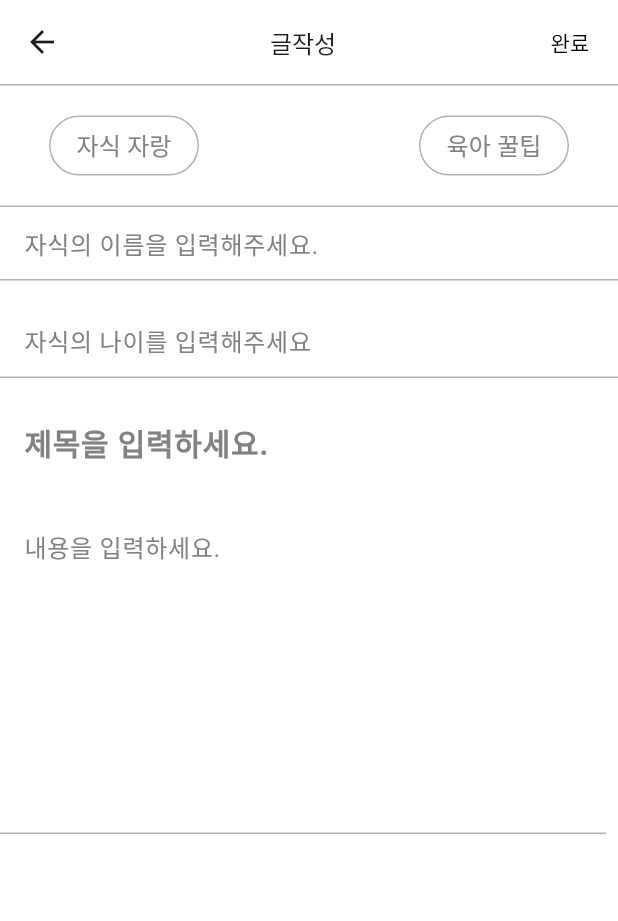
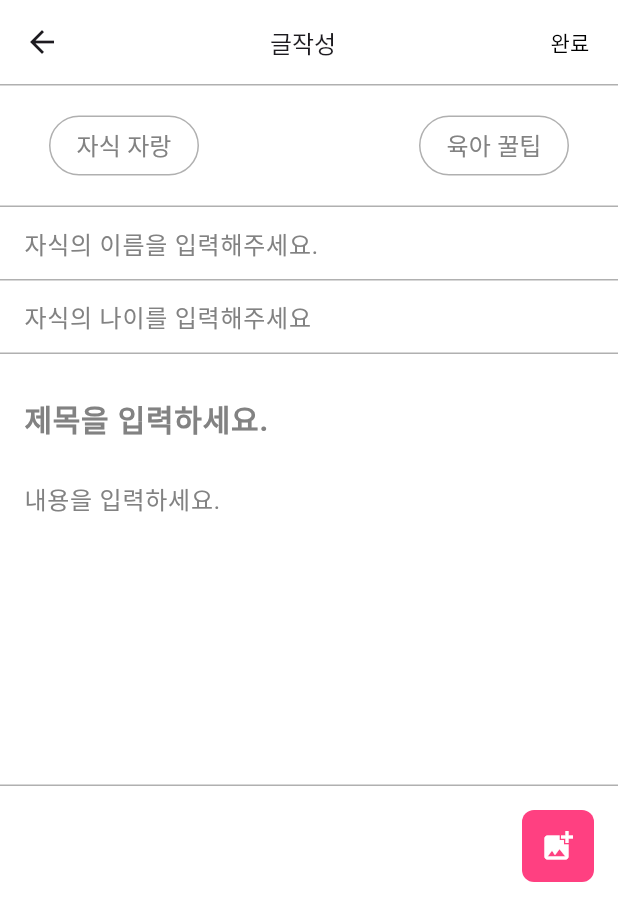
Before and after one commit to TUK-PETSTORY/flutter, a Flutter app: the PostEdit screen opened directly, on a phone screen of 412 x 824 dp. Shown: the top 921 px of the screen. Run offline on Flutter 3.47's test engine with Material 3 defaults, Android fonts, the phone set to English and light mode, and no system bars; our stand-ins replace get; network calls fail; Roboto replaces fonts that are missing (MainFont).

Commit message:
[publishing] 이미지 등록 버튼 추가

```diff
--- a/lib/src/screens/postedit.dart
+++ b/lib/src/screens/postedit.dart
@@ -42,21 +42,19 @@ class _PostEditState extends State<PostEdit> {
         child: Column(
           crossAxisAlignment: CrossAxisAlignment.start,
           children: [
-            // 앱바와 본문 사이에 선 추가
             Container(
               color: Color(0xFFB0B0B0), // 선의 색상
               height: 1.0, // 선의 두께
             ),
             SizedBox(height: 16), // 앱바와 버튼 사이의 여백
 
-            // 자식 자랑 또는 육아 꿀팁 버튼 선택
             Column(
               children: [
                 Row(
                   mainAxisAlignment: MainAxisAlignment.spaceAround,
                   children: [
                     SizedBox(
-                      width: 100, // 버튼의 고정 너비
+                      width: 100,
                       child: TextButton(
                         onPressed: () {
                           setState(() {
@@ -68,7 +66,7 @@ class _PostEditState extends State<PostEdit> {
                               MaterialStateProperty.resolveWith<Color?>(
                                   (state) {
                             if (state.contains(MaterialState.pressed)) {
-                              return Color(0xFFFF4081); // 눌림 상태의 배경 색상
+                              return Color(0xFFFF4081);
                             }
                             return _selectedCategory == '자식 자랑'
                                 ? Color(0xFFFF4081)
@@ -78,7 +76,7 @@ class _PostEditState extends State<PostEdit> {
                               MaterialStateProperty.resolveWith<Color?>(
                                   (state) {
                             if (state.contains(MaterialState.hovered)) {
-                              return Colors.white; // 호버 상태의 글자 색상
+                              return Colors.white;
                             }
                             return _selectedCategory == '자식 자랑'
                                 ? Colors.white
@@ -94,8 +92,8 @@ class _PostEditState extends State<PostEdit> {
                           side: MaterialStateProperty.resolveWith<BorderSide>(
                               (state) {
                             return BorderSide(
-                              color: Color(0xFFB0B0B0), // 테두리 색상 연하게 조정
-                              width: 1.0, // 테두리 두께
+                              color: Color(0xFFB0B0B0),
+                              width: 1.0,
                             );
                           }),
                         ),
@@ -108,7 +106,7 @@ class _PostEditState extends State<PostEdit> {
                     ),
                     SizedBox(width: 16),
                     SizedBox(
-                      width: 100, // 버튼의 고정 너비
+                      width: 100,
                       child: TextButton(
                         onPressed: () {
                           setState(() {
@@ -120,7 +118,7 @@ class _PostEditState extends State<PostEdit> {
                               MaterialStateProperty.resolveWith<Color?>(
                                   (state) {
                             if (state.contains(MaterialState.pressed)) {
-                              return Color(0xFFFF4081); // 눌림 상태의 배경 색상
+                              return Color(0xFFFF4081);
                             }
                             return _selectedCategory == '육아 꿀팁'
                                 ? Color(0xFFFF4081)
@@ -130,7 +128,7 @@ class _PostEditState extends State<PostEdit> {
                               MaterialStateProperty.resolveWith<Color?>(
                                   (state) {
                             if (state.contains(MaterialState.hovered)) {
-                              return Colors.white; // 호버 상태의 글자 색상
+                              return Colors.white;
                             }
                             return _selectedCategory == '육아 꿀팁'
                                 ? Colors.white
@@ -146,8 +144,8 @@ class _PostEditState extends State<PostEdit> {
                           side: MaterialStateProperty.resolveWith<BorderSide>(
                               (state) {
                             return BorderSide(
-                              color: Color(0xFFB0B0B0), // 테두리 색상 연하게 조정
-                              width: 1.0, // 테두리 두께
+                              color: Color(0xFFB0B0B0),
+                              width: 1.0,
                             );
                           }),
                         ),
@@ -161,15 +159,13 @@ class _PostEditState extends State<PostEdit> {
                   ],
                 ),
                 SizedBox(height: 16),
-                // 버튼들 아래에 선 추가
                 Container(
-                  color: Color(0xFFB0B0B0), // 선의 색상
-                  height: 1.0, // 선의 두께
-                ), // 버튼 아래와 입력 필드 사이의 여백
+                  color: Color(0xFFB0B0B0),
+                  height: 1.0,
+                ),
               ],
             ),
 
-            // 자식의 이름 입력
             TextFormField(
               decoration: InputDecoration(
                 hintText: '자식의 이름을 입력해주세요.',
@@ -178,13 +174,13 @@ class _PostEditState extends State<PostEdit> {
                 contentPadding:
                     EdgeInsets.symmetric(vertical: 12.0, horizontal: 16.0),
                 border: UnderlineInputBorder(
-                  borderSide: BorderSide(color: Color(0xFFB0B0B0)), // 색상 연하게 조정
+                  borderSide: BorderSide(color: Color(0xFFB0B0B0)),
                 ),
                 focusedBorder: UnderlineInputBorder(
-                  borderSide: BorderSide(color: Color(0xFFB0B0B0)), // 색상 연하게 조정
+                  borderSide: BorderSide(color: Color(0xFFB0B0B0)),
                 ),
                 enabledBorder: UnderlineInputBorder(
-                  borderSide: BorderSide(color: Color(0xFFB0B0B0)), // 색상 연하게 조정
+                  borderSide: BorderSide(color: Color(0xFFB0B0B0)),
                 ),
               ),
               onChanged: (value) {
@@ -193,8 +189,6 @@ class _PostEditState extends State<PostEdit> {
                 });
               },
             ),
-            SizedBox(height: 16),
-            // 자식의 나이 입력
             TextFormField(
               decoration: InputDecoration(
                 hintText: '자식의 나이를 입력해주세요',
@@ -203,13 +197,13 @@ class _PostEditState extends State<PostEdit> {
                 contentPadding:
                     EdgeInsets.symmetric(vertical: 12.0, horizontal: 16.0),
                 border: UnderlineInputBorder(
-                  borderSide: BorderSide(color: Color(0xFFB0B0B0)), // 색상 연하게 조정
+                  borderSide: BorderSide(color: Color(0xFFB0B0B0)),
                 ),
                 focusedBorder: UnderlineInputBorder(
-                  borderSide: BorderSide(color: Color(0xFFB0B0B0)), // 색상 연하게 조정
+                  borderSide: BorderSide(color: Color(0xFFB0B0B0)),
                 ),
                 enabledBorder: UnderlineInputBorder(
-                  borderSide: BorderSide(color: Color(0xFFB0B0B0)), // 색상 연하게 조정
+                  borderSide: BorderSide(color: Color(0xFFB0B0B0)),
                 ),
               ),
               keyboardType: TextInputType.number,
@@ -220,7 +214,6 @@ class _PostEditState extends State<PostEdit> {
               },
             ),
             SizedBox(height: 16),
-            // 제목 입력
             TextFormField(
               decoration: InputDecoration(
                 hintText: '제목을 입력하세요.',
@@ -228,11 +221,11 @@ class _PostEditState extends State<PostEdit> {
                   color: Color(0xFF828282),
                   fontFamily: 'MainFont',
                   fontWeight: FontWeight.bold,
-                  fontSize: 20, // 텍스트 크기 조정
+                  fontSize: 20,
                 ),
                 contentPadding:
                     EdgeInsets.symmetric(vertical: 12.0, horizontal: 16.0),
-                border: InputBorder.none, // 아래쪽 선 제거
+                border: InputBorder.none,
               ),
               onChanged: (value) {
                 setState(() {
@@ -240,33 +233,25 @@ class _PostEditState extends State<PostEdit> {
                 });
               },
             ),
-            SizedBox(height: 16),
-            // 내용 입력
-            Row(
-              children: [
-                Expanded(
-                  child: TextFormField(
-                    minLines: 8, // 최소 줄 수 설정
-                    maxLines: null, // 줄 수에 제한 없음
+            TextFormField(
+              minLines: 8,
+              maxLines: null,
               decoration: InputDecoration(
                 hintText: '내용을 입력하세요.',
                 hintStyle: TextStyle(
                   color: Color(0xFF828282),
                   fontFamily: 'MainFont',
                 ),
-                      contentPadding: EdgeInsets.symmetric(
-                          vertical: 12.0, horizontal: 16.0),
+                contentPadding:
+                    EdgeInsets.symmetric(vertical: 12.0, horizontal: 16.0),
                 border: UnderlineInputBorder(
-                        borderSide:
-                            BorderSide(color: Color(0xFFB0B0B0)), // 색상 연하게 조정
+                  borderSide: BorderSide(color: Color(0xFFB0B0B0)),
                 ),
                 focusedBorder: UnderlineInputBorder(
-                        borderSide:
-                            BorderSide(color: Color(0xFFB0B0B0)), // 색상 연하게 조정
+                  borderSide: BorderSide(color: Color(0xFFB0B0B0)),
                 ),
                 enabledBorder: UnderlineInputBorder(
-                        borderSide:
-                            BorderSide(color: Color(0xFFB0B0B0)), // 색상 연하게 조정
+                  borderSide: BorderSide(color: Color(0xFFB0B0B0)),
                 ),
               ),
               onChanged: (value) {
@@ -275,10 +260,34 @@ class _PostEditState extends State<PostEdit> {
                 });
               },
             ),
+            SizedBox(height: 16),
+            // 아이콘 버튼과 여백 설정
+            Padding(
+              padding: const EdgeInsets.symmetric(horizontal: 16.0),
+              child: Row(
+                mainAxisAlignment: MainAxisAlignment.end,
+                children: [
+                  Container(
+                    decoration: BoxDecoration(
+                      color: Color(0xFFFF4081), // 아이콘 버튼의 배경색
+                      borderRadius: BorderRadius.circular(8.0),
                     ),
-                SizedBox(width: 8),
+                    child: IconButton(
+                      icon: Icon(Icons.add_photo_alternate),
+                      onPressed: () {
+                        // 이미지 추가 동작 구현
+                      },
+                      color: Colors.white, // 아이콘 색상
+                      iconSize: 24.0,
+                      padding: EdgeInsets.all(12.0),
+                      constraints:
+                          BoxConstraints.tightFor(width: 48, height: 48),
+                    ),
+                  ),
                 ],
               ),
+            ),
+            SizedBox(height: 16),
           ],
         ),
       ),
```
Lines whose indentation alone changed are shown as unchanged.
